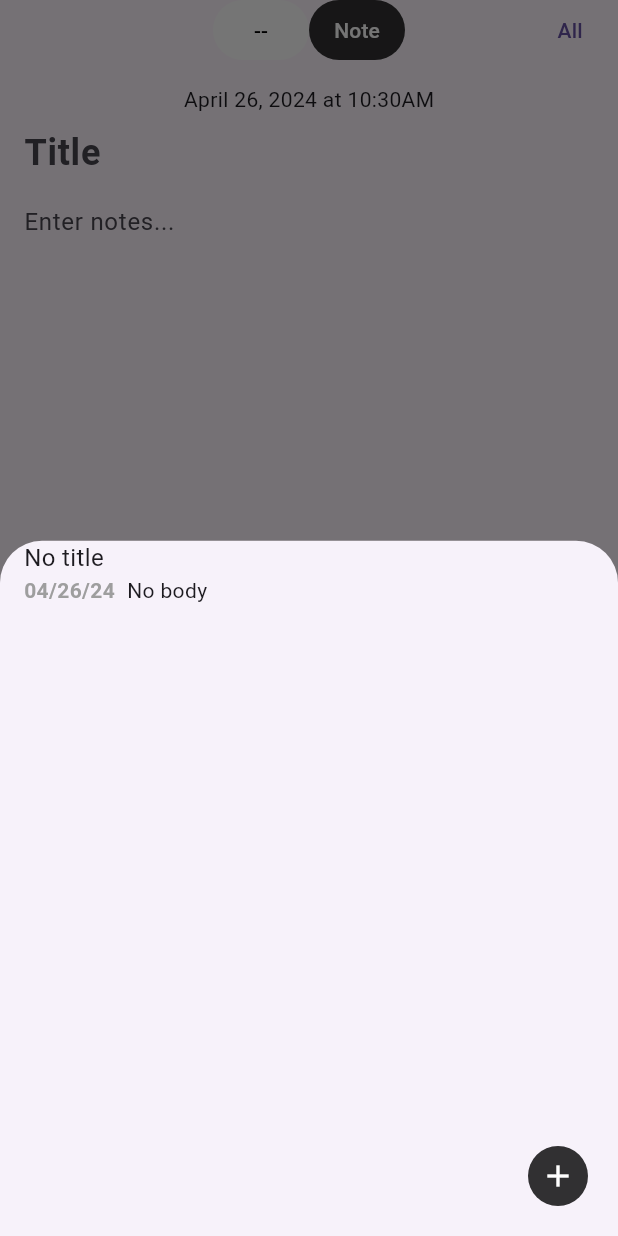
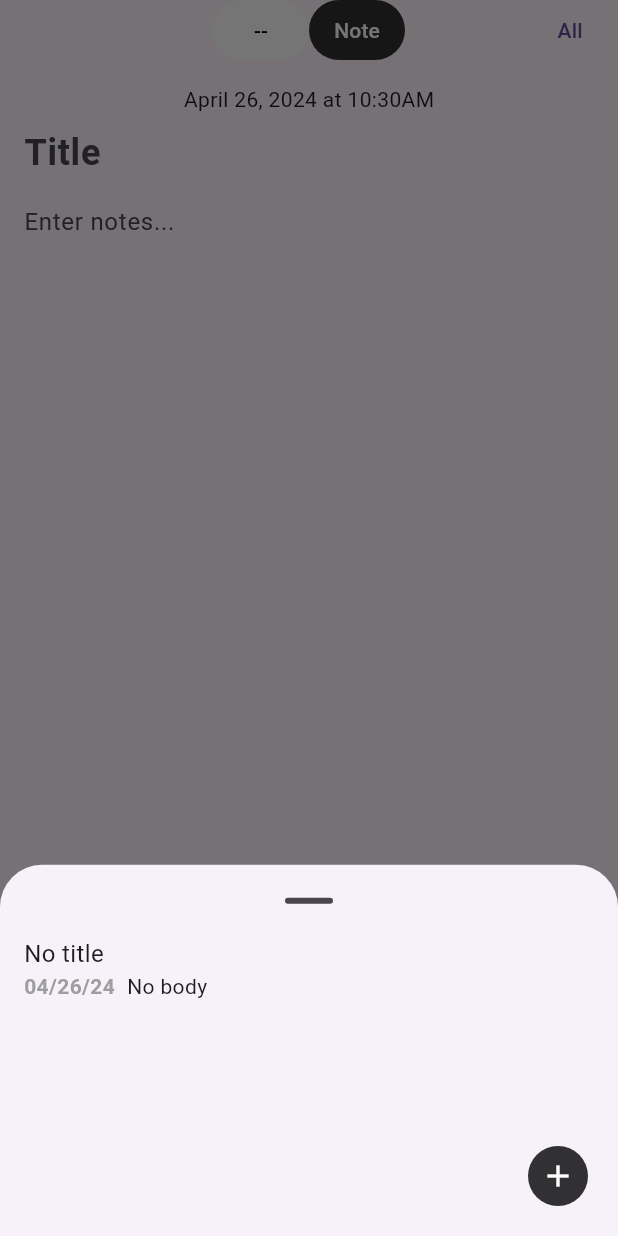
Before and after one commit to shelbyetienne-compsci/Shelby-Bible-App, a Flutter app: the screen it shows after launch, after a tap on "Note", after a tap on "All", on a phone screen of 412 x 824 dp. Run offline on Flutter 3.47's test engine with Material 3 defaults, Android fonts, the phone set to English and light mode, and no system bars; our stand-ins replace flutter_riverpod, go_router, shared_preferences, sqflite; accounts and stored records are empty.

```diff
--- a/lib/api/iq_bible_api.dart
+++ b/lib/api/iq_bible_api.dart
@@ -75,13 +75,13 @@ class BibleApi {
 
   Future<int> getChapterCount(int bookId) async {
     final response = await _get('/GetChapterCount?bookId=$bookId');
-    return jsonDecode(response.body)['chapterCount'];
+    return jsonDecode(response.body)['chapterCount'] as int;
   }
 
   Future<int> getVerseCount(int bookId, int chapterId) async {
     final response =
         await _get('/GetVerseCount?bookId=$bookId&chapterId=$chapterId');
-    return jsonDecode(response.body)['verseCount'];
+    return jsonDecode(response.body)['verseCount'] as int;
   }
 }
 
--- a/lib/ui/notes_page_widget.dart
+++ b/lib/ui/notes_page_widget.dart
@@ -18,9 +18,20 @@ class AllNotesButtonWidget extends ConsumerWidget {
       onPressed: () {
         showModalBottomSheet(
           context: context,
+          showDragHandle: true,
           builder: (context) {
+            return DraggableScrollableSheet(
+              expand: false,
+              minChildSize: 0.48,
+              initialChildSize: 0.48,
+              maxChildSize: 0.72,
+              builder:
+                  (BuildContext context, ScrollController scrollController) {
                 return NotesPageWidget(
+                  controller: scrollController,
                   onPressed: onPressed,
+                );
+              },
             );
           },
         );
@@ -31,9 +42,11 @@ class AllNotesButtonWidget extends ConsumerWidget {
 }
 
 class NotesPageWidget extends ConsumerWidget {
+  final ScrollController controller;
   final Function() onPressed;
 
-  const NotesPageWidget({required this.onPressed, super.key});
+  const NotesPageWidget(
+      {required this.controller, required this.onPressed, super.key});
 
   @override
   Widget build(BuildContext context, WidgetRef ref) {
@@ -44,7 +57,7 @@ class NotesPageWidget extends ConsumerWidget {
           builder:
               (BuildContext context, AsyncSnapshot<List<Notes>?> snapshot) {
             if (snapshot.connectionState == ConnectionState.waiting) {
-              return const CircularProgressIndicator();
+              return const Center(child: CircularProgressIndicator());
             } else if (snapshot.hasError) {
               return Center(child: Text(snapshot.error.toString()));
             } else {
@@ -54,6 +67,7 @@ class NotesPageWidget extends ConsumerWidget {
                 );
               }
               return ListView.builder(
+                controller: controller,
                 itemBuilder: (context, index) {
                   return NotesItemWidget(
                     width: MediaQuery.of(context).size.width,
@@ -91,7 +105,7 @@ class NotesPageWidget extends ConsumerWidget {
                           lastUpdated: DateTime.now(),
                         ),
                       );
-                }else {
+                } else {
                   ref.read(notesTableProvider).insert(
                         Notes(
                           id: DateTime.now().millisecondsSinceEpoch,
--- a/lib/ui/study_page_widget.dart
+++ b/lib/ui/study_page_widget.dart
@@ -66,7 +66,7 @@ class _StudyPageWidget extends ConsumerState<StudyPageWidget> {
               builder:
                   (BuildContext context, AsyncSnapshot<List<Notes>?> snapshot) {
                 if (snapshot.connectionState == ConnectionState.waiting) {
-                  return const CircularProgressIndicator();
+                  return const Center(child: CircularProgressIndicator());
                 } else if (snapshot.hasError) {
                   return Center(child: Text(snapshot.error.toString()));
                 } else {
```
Also changed, not shown: lib/controllers/chapter_controller.dart (+9 -9 lines). Lines whose indentation alone changed are shown as unchanged.
